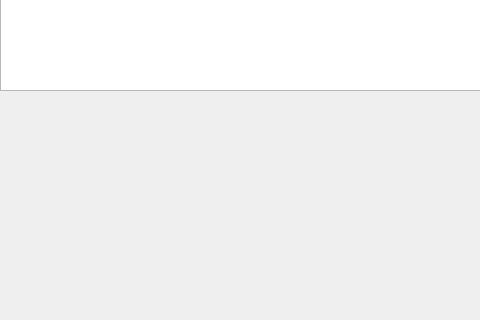
This is JHEngine/JHEngine/memory_viewer.ui in ahgnsdi/JHEngine as Qt 5 draws it before an edit; both pictures show x 0 to 480 and y 240 to 560 of the 931 by 783 pixel window. The edited form follows.
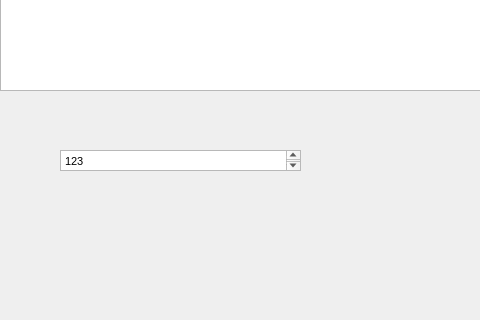
This is the edited form. Custom widgets are drawn as their Qt base class.

Commit message: Add MemoryViewer DisassemblyViewer Html Test Source

The edit to the form file:
```diff
--- a/JHEngine/JHEngine/memory_viewer.ui
+++ b/JHEngine/JHEngine/memory_viewer.ui
@@ -28,7 +28,7 @@
     </property>
     <layout class="QHBoxLayout" name="horizontalLayout">
      <item>
-      <widget class="DisassemblyViewer" name="treeWidget">
+      <widget class="QTreeWidget" name="treeWidget">
        <property name="contextMenuPolicy">
         <enum>Qt::CustomContextMenu</enum>
        </property>
@@ -51,6 +51,23 @@
      </item>
     </layout>
    </widget>
+   <widget class="QTextEdit" name="textEdit">
+    <property name="geometry">
+     <rect>
+      <x>60</x>
+      <y>390</y>
+      <width>241</width>
+      <height>21</height>
+     </rect>
+    </property>
+    <property name="html">
+     <string>&lt;!DOCTYPE HTML PUBLIC &quot;-//W3C//DTD HTML 4.0//EN&quot; &quot;http://www.w3.org/TR/REC-html40/strict.dtd&quot;&gt;
+&lt;html&gt;&lt;head&gt;&lt;meta name=&quot;qrichtext&quot; content=&quot;1&quot; /&gt;&lt;style type=&quot;text/css&quot;&gt;
+p, li { white-space: pre-wrap; }
+&lt;/style&gt;&lt;/head&gt;&lt;body style=&quot; font-family:'Gulim'; font-size:8.25pt; font-weight:400; font-style:normal;&quot;&gt;
+&lt;p style=&quot; margin-top:0px; margin-bottom:0px; margin-left:0px; margin-right:0px; -qt-block-indent:0; text-indent:0px;&quot;&gt;123&lt;/p&gt;&lt;/body&gt;&lt;/html&gt;</string>
+    </property>
+   </widget>
   </widget>
   <widget class="QStatusBar" name="statusbar"/>
   <widget class="QMenuBar" name="menuBar">
@@ -64,13 +81,6 @@
    </property>
   </widget>
  </widget>
- <customwidgets>
-  <customwidget>
-   <class>DisassemblyViewer</class>
-   <extends>QTreeWidget</extends>
-   <header>disassembly_viewer.h</header>
-  </customwidget>
- </customwidgets>
  <resources/>
  <connections/>
  <slots>
```
The commit also changes 6 other files.
